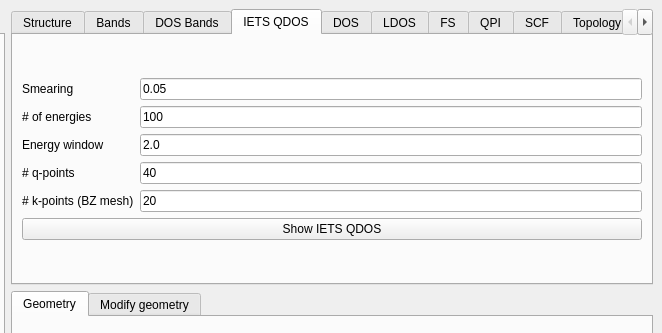
Above: interface-pyqt/2d/interface.ui from joselado/quantum-lattice before the change; both pictures show x 646 to 1308 and y 0 to 333 of the 1308 by 653 pixel window. Below: the same form after it.
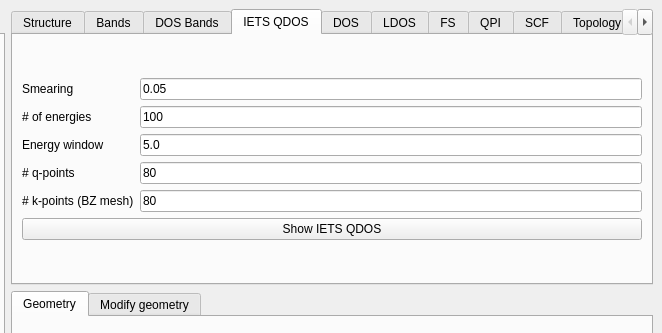
That is the form after the change. The open tabs and pages were chosen to show the change. Custom widgets are drawn as their Qt base class.

Commit message:
Bump IETS QDOS defaults: nq/nk to 80, energy window to 5.0
Claude-Session: https://claude.ai/code/session_012fL8wwuicuNy2k5fzsptqR

Patch:
```diff
--- a/interface-pyqt/2d/interface.ui
+++ b/interface-pyqt/2d/interface.ui
@@ -717,7 +717,7 @@
           <item row="2" column="1">
            <widget class="LineEdit" name="window_iets">
             <property name="text">
-             <string>2.0</string>
+             <string>5.0</string>
             </property>
            </widget>
           </item>
@@ -731,7 +731,7 @@
           <item row="3" column="1">
            <widget class="LineEdit" name="nq_iets">
             <property name="text">
-             <string>40</string>
+             <string>80</string>
             </property>
            </widget>
           </item>
@@ -745,7 +745,7 @@
           <item row="4" column="1">
            <widget class="LineEdit" name="nk_iets">
             <property name="text">
-             <string>20</string>
+             <string>80</string>
             </property>
            </widget>
           </item>
```
The commit also changes 5 other files.
